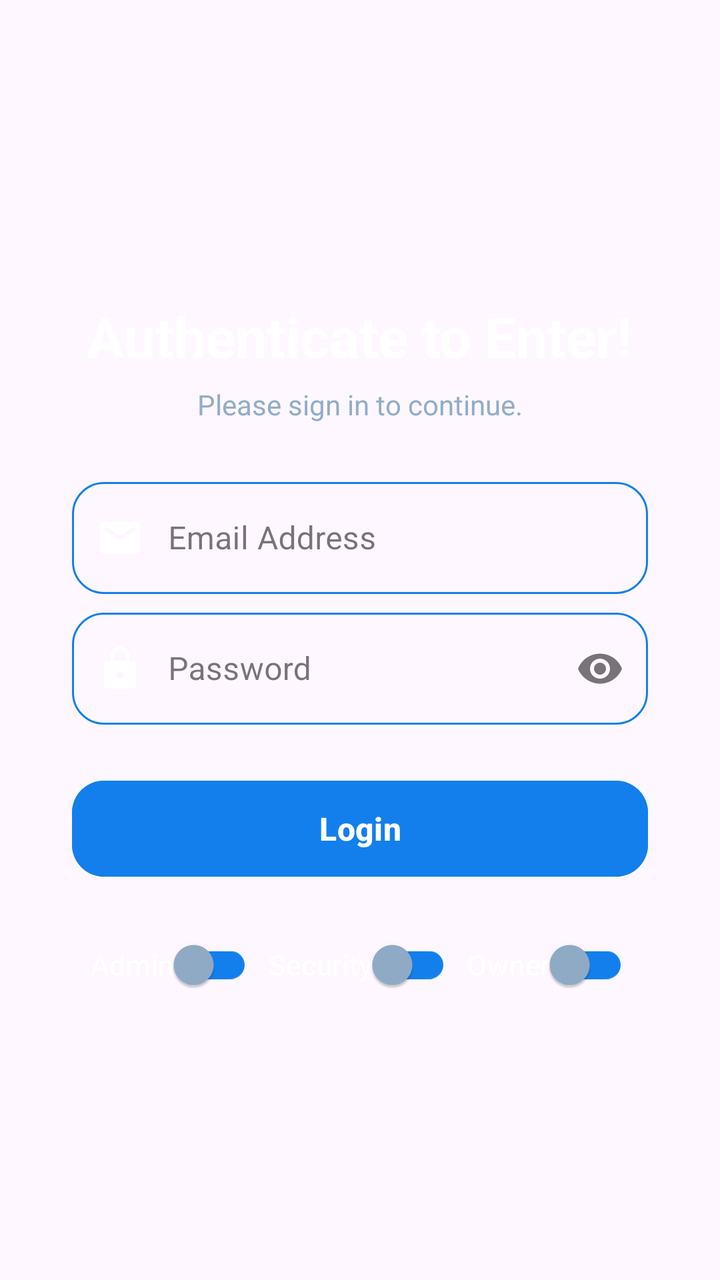
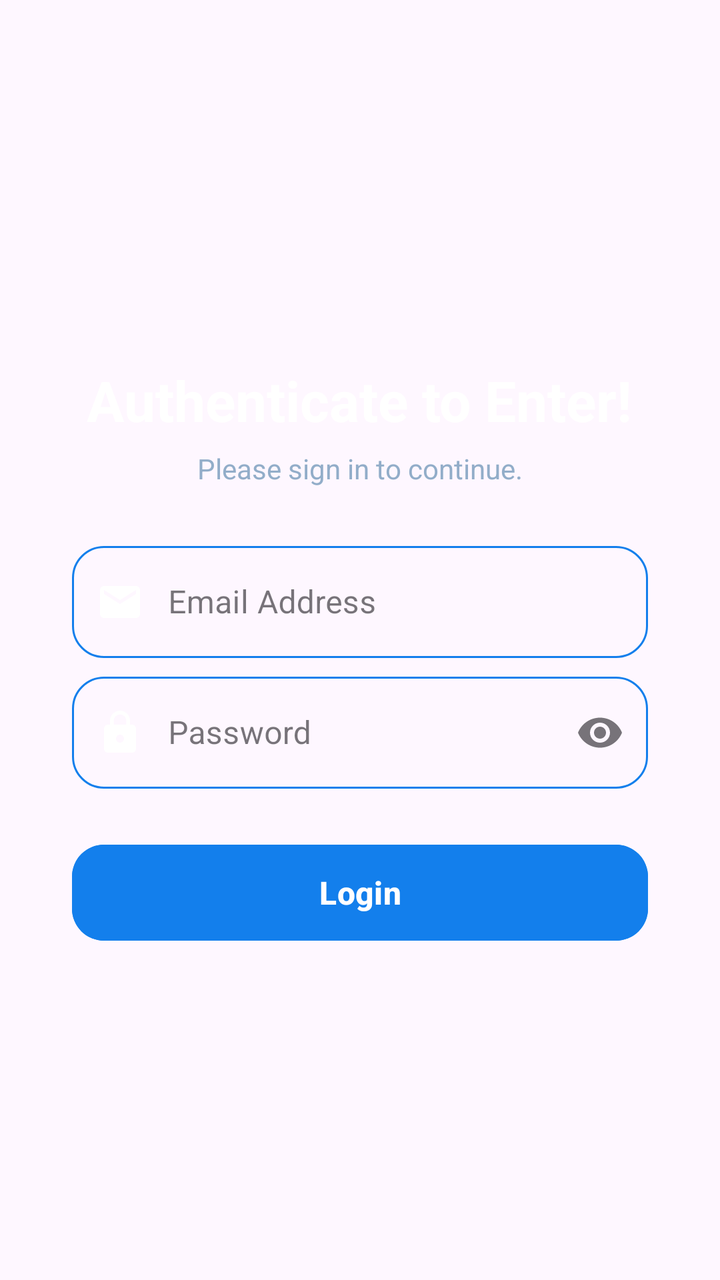

An Android layout rendered at two revisions. The XML below is the earlier revision; the diff shows what the commit changed to produce the second picture.
<!-- AndroidManifest.xml: application theme Theme.HouseVisitorManagementSystem -->
<!-- res/layout/activity_login.xml -->
<?xml version="1.0" encoding="utf-8"?>
<LinearLayout xmlns:android="http://schemas.android.com/apk/res/android"
    xmlns:tools="http://schemas.android.com/tools"
    xmlns:app="http://schemas.android.com/apk/res-auto"
    android:id="@+id/main"
    android:layout_width="match_parent"
    android:layout_height="match_parent"
    android:orientation="vertical"
    android:layout_gravity="center"
    android:gravity="center"
    android:padding="24dp"
    android:layout_marginHorizontal="24dp"
    tools:context=".LoginActivity">

    <TextView
        android:layout_width="wrap_content"
        android:layout_height="wrap_content"
        android:text="@string/login_screen_main_title"
        android:textSize="28sp"
        android:textStyle="bold"
        android:textColor="@color/white"
        android:layout_marginTop="16dp" />

    <TextView
        android:layout_width="wrap_content"
        android:layout_height="wrap_content"
        android:text="@string/login_screen_sub_title"
        android:textSize="14sp"
        android:textColor="@color/sky_blue"
        android:layout_marginTop="6dp"
        android:layout_marginBottom="24dp" />

    <com.google.android.material.textfield.TextInputLayout
        android:id="@+id/email"
        android:layout_width="match_parent"
        android:layout_height="wrap_content"
        android:hint="@string/email_address"
        android:layout_marginHorizontal="12dp"
        style="@style/Widget.MaterialComponents.TextInputLayout.OutlinedBox"
        app:boxBackgroundMode="outline"
        app:boxCornerRadiusTopStart="16dp"
        app:boxCornerRadiusTopEnd="16dp"
        app:boxCornerRadiusBottomStart="16dp"
        app:boxCornerRadiusBottomEnd="16dp"
        app:boxStrokeColor="@color/textfield_border_selector"
        app:hintTextColor="@color/sky_blue">

        <com.google.android.material.textfield.TextInputEditText
            android:layout_width="match_parent"
            android:layout_height="56dp"
            android:inputType="textEmailAddress"
            android:drawableStart="@drawable/ic_mail"
            android:drawablePadding="12dp"
            android:paddingStart="12dp"
            android:backgroundTint="@color/background_light"
            android:textColor="@color/white"
            tools:ignore="RtlSymmetry" />
    </com.google.android.material.textfield.TextInputLayout>

    <com.google.android.material.textfield.TextInputLayout
        android:id="@+id/password"
        android:layout_width="match_parent"
        android:layout_height="wrap_content"
        android:hint="@string/password"
        android:layout_marginHorizontal="12dp"
        style="@style/Widget.MaterialComponents.TextInputLayout.OutlinedBox"
        app:boxBackgroundMode="outline"
        app:boxCornerRadiusTopStart="16dp"
        app:boxCornerRadiusTopEnd="16dp"
        android:paddingTop="4dp"
        app:boxCornerRadiusBottomStart="16dp"
        app:boxCornerRadiusBottomEnd="16dp"
        app:endIconMode="password_toggle"
        app:boxStrokeColor="@color/textfield_border_selector"
        app:hintTextColor="@color/sky_blue">

        <com.google.android.material.textfield.TextInputEditText
            android:layout_width="match_parent"
            android:layout_height="56dp"
            android:inputType="textPassword"
            android:drawableStart="@drawable/ic_password"
            android:drawablePadding="12dp"
            android:paddingStart="12dp"
            android:backgroundTint="@color/background_light"
            android:textColor="@color/white"
            tools:ignore="RtlSymmetry" />
    </com.google.android.material.textfield.TextInputLayout>

    <com.google.android.material.button.MaterialButton
        android:id="@+id/login"
        android:layout_width="match_parent"
        android:layout_height="56dp"
        android:text="@string/login"
        android:textSize="16sp"
        android:textStyle="bold"
        android:layout_marginHorizontal="12dp"
        android:layout_marginTop="24dp"
        app:cornerRadius="16dp"
        app:iconGravity="textEnd"
        app:iconPadding="8dp"
        android:backgroundTint="@color/bright_azure_blue"
        android:textColor="@color/white" />


    <LinearLayout
        android:layout_width="match_parent"
        android:layout_height="wrap_content"
        android:orientation="horizontal"
        android:layout_marginTop="16dp"
        android:layout_marginHorizontal="12dp"
        android:gravity="center">

        <com.google.android.material.switchmaterial.SwitchMaterial
            android:id="@+id/switchAdmin"
            android:layout_width="wrap_content"
            android:layout_height="wrap_content"
            android:text="Admin"
            android:textColor="@color/white"
            app:thumbTint="@color/sky_blue"
            app:trackTint="@color/bright_azure_blue"
            android:layout_marginEnd="8dp"/>

        <com.google.android.material.switchmaterial.SwitchMaterial
            android:id="@+id/switchSecurity"
            android:layout_width="wrap_content"
            android:layout_height="wrap_content"
            android:text="Security"
            android:textColor="@color/white"
            app:thumbTint="@color/sky_blue"
            app:trackTint="@color/bright_azure_blue"
            android:layout_marginEnd="8dp"/>

        <com.google.android.material.switchmaterial.SwitchMaterial
            android:id="@+id/switchOwner"
            android:layout_width="wrap_content"
            android:layout_height="wrap_content"
            android:text="Owner"
            android:textColor="@color/white"
            app:thumbTint="@color/sky_blue"
            app:trackTint="@color/bright_azure_blue"/>

    </LinearLayout>

</LinearLayout>
<!-- resources referenced by this layout -->
<resources>
  <color name="background_light">#F6F7F8</color>
  <color name="bright_azure_blue">#137fec</color>
  <color name="sky_blue">#92ADC9</color>
  <color name="white">#FFFFFF</color>
  <!-- drawable ic_mail (drawable) -->
  <vector xmlns:android="http://schemas.android.com/apk/res/android" android:height="24dp" android:tint="#ffffff" android:viewportHeight="24" android:viewportWidth="24" android:width="24dp">
        
      <path android:fillColor="@color/white" android:pathData="M20,4L4,4c-1.1,0 -1.99,0.9 -1.99,2L2,18c0,1.1 0.9,2 2,2h16c1.1,0 2,-0.9 2,-2L22,6c0,-1.1 -0.9,-2 -2,-2zM20,8l-8,5 -8,-5L4,6l8,5 8,-5v2z"/>
      
  </vector>
  <!-- drawable ic_password (drawable) -->
  <vector xmlns:android="http://schemas.android.com/apk/res/android" android:height="24dp" android:tint="#ffffff" android:viewportHeight="24" android:viewportWidth="24" android:width="24dp">
        
      <path android:fillColor="@color/white" android:pathData="M18,8h-1L17,6c0,-2.76 -2.24,-5 -5,-5S7,3.24 7,6v2L6,8c-1.1,0 -2,0.9 -2,2v10c0,1.1 0.9,2 2,2h12c1.1,0 2,-0.9 2,-2L20,10c0,-1.1 -0.9,-2 -2,-2zM12,17c-1.1,0 -2,-0.9 -2,-2s0.9,-2 2,-2 2,0.9 2,2 -0.9,2 -2,2zM15.1,8L8.9,8L8.9,6c0,-1.71 1.39,-3.1 3.1,-3.1 1.71,0 3.1,1.39 3.1,3.1v2z"/>
      
  </vector>
  <string name="email_address">Email Address</string>
  <string name="login">Login</string>
  <string name="login_screen_main_title">Authenticate to Enter!</string>
  <string name="login_screen_sub_title">Please sign in to continue.</string>
  <string name="password">Password</string>
  <style name="Theme.HouseVisitorManagementSystem" parent="Base.Theme.HouseVisitorManagementSystem" />
  <style name="Base.Theme.HouseVisitorManagementSystem" parent="Theme.Material3.DayNight.NoActionBar">
          
          
      </style>
</resources>

<!-- the commit's change to res/layout/activity_login.xml (unified diff, before → after) -->
@@ -102,43 +102,4 @@
         android:textColor="@color/white" />
 
 
-    <LinearLayout
-        android:layout_width="match_parent"
-        android:layout_height="wrap_content"
-        android:orientation="horizontal"
-        android:layout_marginTop="16dp"
-        android:layout_marginHorizontal="12dp"
-        android:gravity="center">
-
-        <com.google.android.material.switchmaterial.SwitchMaterial
-            android:id="@+id/switchAdmin"
-            android:layout_width="wrap_content"
-            android:layout_height="wrap_content"
-            android:text="Admin"
-            android:textColor="@color/white"
-            app:thumbTint="@color/sky_blue"
-            app:trackTint="@color/bright_azure_blue"
-            android:layout_marginEnd="8dp"/>
-
-        <com.google.android.material.switchmaterial.SwitchMaterial
-            android:id="@+id/switchSecurity"
-            android:layout_width="wrap_content"
-            android:layout_height="wrap_content"
-            android:text="Security"
-            android:textColor="@color/white"
-            app:thumbTint="@color/sky_blue"
-            app:trackTint="@color/bright_azure_blue"
-            android:layout_marginEnd="8dp"/>
-
-        <com.google.android.material.switchmaterial.SwitchMaterial
-            android:id="@+id/switchOwner"
-            android:layout_width="wrap_content"
-            android:layout_height="wrap_content"
-            android:text="Owner"
-            android:textColor="@color/white"
-            app:thumbTint="@color/sky_blue"
-            app:trackTint="@color/bright_azure_blue"/>
-
-    </LinearLayout>
-
 </LinearLayout>
